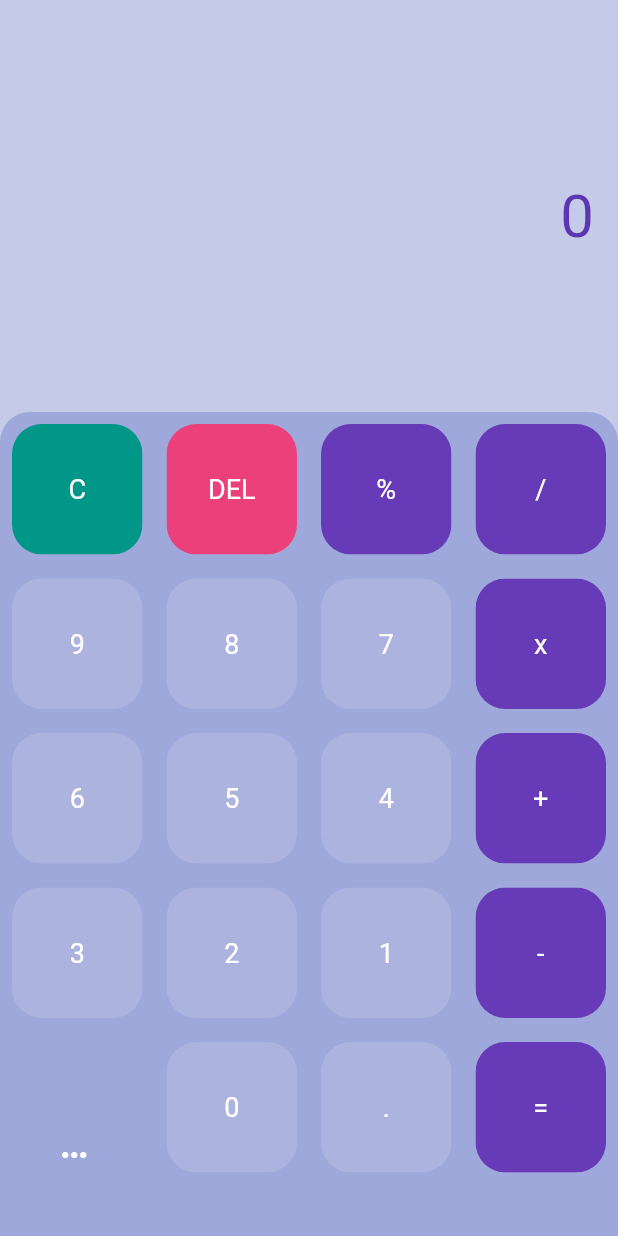
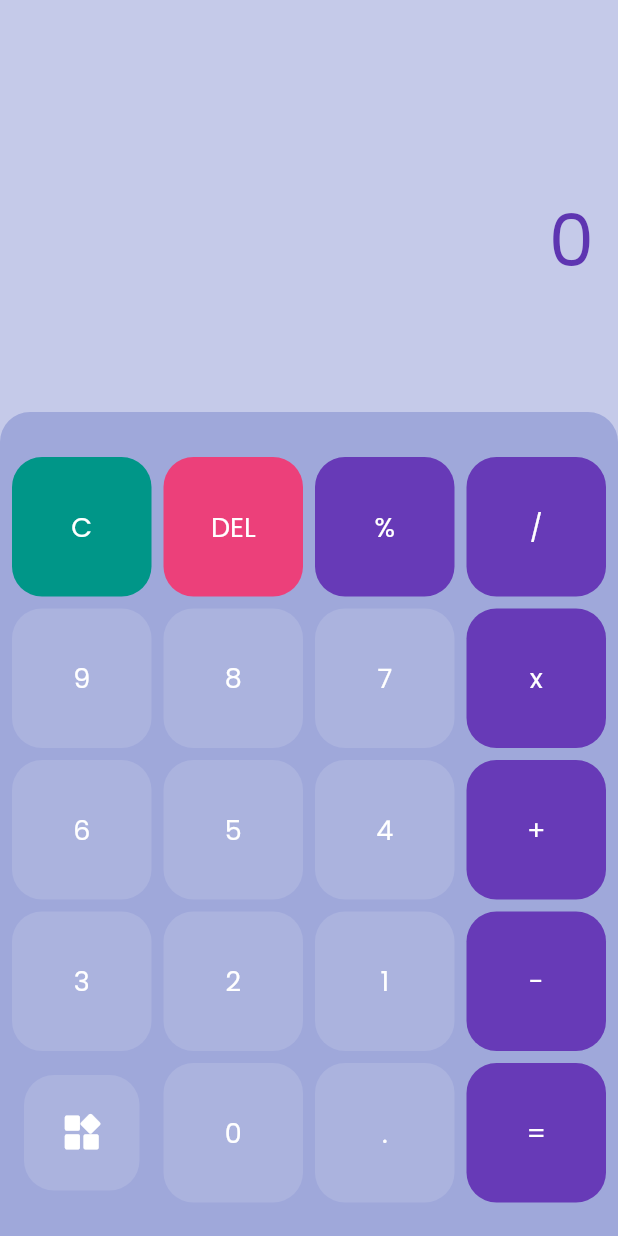
Before and after one commit to sahibul-n-f/calculator_app, a Flutter app: the screen it shows after launch, on a phone screen of 412 x 824 dp. Run offline on Flutter 3.47's test engine with Material 2 defaults, Android fonts, the phone set to English and light mode, and no system bars; our stand-ins replace google_fonts, math_expressions, toast.

```diff
--- a/lib/button.dart
+++ b/lib/button.dart
@@ -1,27 +1,65 @@
 import 'package:flutter/material.dart';
+import 'package:google_fonts/google_fonts.dart';
 
 class MyButtons extends StatelessWidget {
   final color;
   final textColor;
   final String textButton;
   final buttonTap;
+  final double mar;
+  final double font;
 
-  MyButtons({this.color, this.textButton, this.textColor, this.buttonTap});
+  MyButtons(
+      {this.color,
+      this.textButton,
+      this.textColor,
+      this.buttonTap,
+      this.mar,
+      this.font = 18
+      });
+
+  // @override
+  // Widget build(BuildContext context) {
+  //   return GestureDetector(
+  //     onTap: buttonTap,
+  //     child: Padding(
+  //       padding: const EdgeInsets.all(8.0),
+  //       child: ClipRRect(
+  //         borderRadius: BorderRadius.circular(20),
+  //         child: Container(
+  //           color: color,
+  //           child: Center(
+  //             child: Text(
+  //               textButton,
+  //               style: TextStyle(color: textColor, fontSize: 18),
+  //             ),
+  //           ),
+  //         ),
+  //       ),
+  //     ),
+  //   );
+  // }
 
   @override
   Widget build(BuildContext context) {
-    return GestureDetector(
-      onTap: buttonTap,
-      child: Padding(
-        padding: const EdgeInsets.all(8.0),
-        child: ClipRRect(
+    return Container(
+      // margin: EdgeInsets.all(mar),
+      decoration: BoxDecoration(
+        color: color,
+        borderRadius: BorderRadius.circular(20),
+      ),
+      child: Material(
+        color: Colors.transparent,
+        child: InkWell(
           borderRadius: BorderRadius.circular(20),
-          child: Container(
-            color: color,
-            child: Center(
-              child: Text(
-                textButton,
-                style: TextStyle(color: textColor, fontSize: 18),
+          splashColor: Colors.white,
+          onTap: buttonTap,
+          child: Center(
+            child: Text(
+              textButton,
+              style: GoogleFonts.poppins(
+                color: textColor,
+                fontSize: font,
               ),
             ),
           ),
--- a/lib/home_page.dart
+++ b/lib/home_page.dart
@@ -1,5 +1,6 @@
 import 'package:calculator_app/button.dart';
 import 'package:flutter/material.dart';
+import 'package:google_fonts/google_fonts.dart';
 import 'package:math_expressions/math_expressions.dart';
 import 'package:toast/toast.dart';
 
@@ -29,10 +30,12 @@ class _HomePageState extends State<HomePage> {
     '',
     '0',
     '.',
-    '='
+    '=',
   ];
 
   String finalQuestion;
+  int count = 4;
+  double mar = 8;
   var question = '';
   var answer = '0';
 
@@ -46,45 +49,72 @@ class _HomePageState extends State<HomePage> {
             child: SafeArea(
               child: Container(
                 padding: EdgeInsets.symmetric(horizontal: 16, vertical: 16),
-              child: ListView(children: [
-                Column(
-                  mainAxisAlignment: MainAxisAlignment.center,
-                  children: <Widget>[
+                decoration: BoxDecoration(
+                  borderRadius: BorderRadius.circular(20),
+                ),
+                child: ListView(
+                  children: [
+                    // Column(
+                    //   mainAxisAlignment: MainAxisAlignment.end,
+                    //   crossAxisAlignment: CrossAxisAlignment.end,
+                    //   children: <Widget>[
                     Container(
                       margin: EdgeInsets.only(top: 50),
                       alignment: Alignment.centerRight,
                       child: Text(
                         question,
-                          style: TextStyle(
-                              fontSize: 30, color: Colors.deepPurple[500]),
-                        )),
-                    SizedBox(height: 20),
+                        style: GoogleFonts.poppins(
+                            fontSize: (question.length <= 16) ? 32 : 24,
+                            color: Colors.deepPurple[500]),
+                      ),
+                    ),
+                    SizedBox(height: 10),
                     Container(
                       alignment: Alignment.bottomRight,
-                        child: Text(answer,
-                            style: TextStyle(
-                                fontSize: 40, color: Colors.deepPurple[600]))),
+                      child: Text(
+                        answer,
+                        style: GoogleFonts.poppins(
+                            fontSize: (answer.length <= 10)
+                                ? 48
+                                : (answer.length <= 16)
+                                    ? 32
+                                    : 24,
+                            color: (answer == "FORMAT BERMASALAH")
+                                ? Colors.pink[400]
+                                : Colors.deepPurple[600]),
+                      ),
+                    ),
                   ],
                 ),
-              ]),
+                // ]),
               ),
-          )),
-          Flexible(
+            ),
+          ),
+          Expanded(
             flex: 2,
             child: ClipRRect(
               borderRadius: BorderRadius.only(
                 topLeft: Radius.circular(20),
-                    topRight: Radius.circular(20)),
+                topRight: Radius.circular(20),
+              ),
               child: Container(
                 color: Colors.indigo[200],
-                  child: Stack(children: [
+                // padding: EdgeInsets.only(bottom: 10, left: 8, right: 8),
+                child: Stack(
+                  children: [
                     GridView.builder(
                       itemCount: buttons.length,
+                      padding: EdgeInsets.symmetric(
+                          horizontal: 8, vertical: (count == 4) ? 30 : 8),
                       gridDelegate: SliverGridDelegateWithFixedCrossAxisCount(
-                            crossAxisCount: 4),
+                        crossAxisSpacing: (count == 5) ? 12 : 8,
+                        mainAxisSpacing: 8,
+                        crossAxisCount: count,
+                      ),
                       itemBuilder: (BuildContext context, int index) {
                         // Reset
-                          if (index == 0) {
+                        if ((index == 0 && buttons[index] == "C") ||
+                            (index == 11 && buttons[index] == "C")) {
                           return MyButtons(
                             buttonTap: () {
                               setState(() {
@@ -92,6 +122,7 @@ class _HomePageState extends State<HomePage> {
                                 answer = '0';
                               });
                             },
+                            mar: mar,
                             textButton: buttons[index],
                             color: Colors.teal,
                             textColor: Colors.white,
@@ -99,15 +130,17 @@ class _HomePageState extends State<HomePage> {
                         }
 
                         // Delete
-                          else if (index == 1) {
+                        else if ((index == 1 && buttons[index] == "DEL") ||
+                            (index == 12 && buttons[index] == "DEL")) {
                           return MyButtons(
                             textButton: buttons[index],
                             color: Colors.pink[400],
                             textColor: Colors.white,
+                            mar: mar,
                             buttonTap: () {
                               setState(() {
-                                  question = question.substring(
-                                      0, question.length - 1);
+                                question =
+                                    question.substring(0, question.length - 1);
                               });
                             },
                           );
@@ -119,19 +152,73 @@ class _HomePageState extends State<HomePage> {
                             textButton: buttons[index],
                             color: Colors.deepPurple,
                             textColor: Colors.white,
+                            mar: mar,
                             buttonTap: () {
                               setState(() {
                                 equalPressed();
                               });
                             },
                           );
-                          } else if (index == buttons.length - 4) {
+                        } else if ((index == buttons.length - 4 &&
+                                count == 4) ||
+                            (index == buttons.length - 5 && count == 5)) {
+                          return Container(
+                            margin: EdgeInsets.all(mar),
+                            decoration: BoxDecoration(
+                              color: Colors.white12,
+                              borderRadius: BorderRadius.circular(20),
+                            ),
+                            child: Material(
+                              color: Colors.transparent,
+                              child: InkWell(
+                                borderRadius: BorderRadius.circular(20),
+                                splashColor: Colors.white,
+                                onTap: () {
+                                  setState(() {
+                                    menu();
+                                  });
+                                },
+                                // () => showToast(
+                                //     'There is no function yet',
+                                //     gravity: Toast.BOTTOM,
+                                //     duration: 2),
+                                child: Center(
+                                  child: Icon(Icons.now_widgets_rounded,
+                                      color: Colors.white, size: 30),
+                                ),
+                              ),
+                            ),
+                          );
+                        } else if (((index == 0 ||
+                                index == 1 ||
+                                index == 2 ||
+                                index == 3 ||
+                                index == 4 ||
+                                index == 5 ||
+                                index == 6 ||
+                                index == 7 ||
+                                index == 8 ||
+                                index == 9 ||
+                                index == 10 ||
+                                index == 15 ||
+                                index == 20 ||
+                                index == 25) &&
+                            count == 5)) {
                           return MyButtons(
                             textButton: buttons[index],
-                              color: Colors.transparent,
+                            color: isOperator(buttons[index])
+                                ? Colors.deepPurple
+                                : Colors.white.withOpacity(0.0),
                             textColor: Colors.white,
+                            font: 14,
+                            mar: mar,
                             buttonTap: () {
-                                setState(() {});
+                              setState(() {
+                                question += buttons[index]
+                                    .replaceAll("x^", "^")
+                                    .replaceAll("1/x", "^-1")
+                                    .replaceAll("e", "2.71828183");
+                              });
                             },
                           );
                         } else {
@@ -141,22 +228,26 @@ class _HomePageState extends State<HomePage> {
                                 ? Colors.deepPurple
                                 : Colors.white12,
                             textColor: Colors.white,
+                            mar: mar,
                             buttonTap: () {
                               setState(() {
                                 question += buttons[index];
+                                showToast(
+                                  buttons[index],
+                                  gravity: Toast.BOTTOM,
+                                  duration: 2,
+                                );
                               });
                             },
                           );
                         }
-                        }),
-                    Align(
-                      alignment: Alignment(-0.86, 0.88),
-                        child: IconButton(
-                            icon: Icon(Icons.more_horiz, color: Colors.white, size: 24),
-                            onPressed: () => showToast('There is no function yet', gravity: Toast.BOTTOM, duration: 2) ))
-                  ]),
+                      },
                     ),
-              ))
+                  ],
+                ),
+              ),
+            ),
+          )
         ],
       ),
     );
@@ -171,25 +262,60 @@ class _HomePageState extends State<HomePage> {
 
   void equalPressed() {
     finalQuestion = question;
-    finalQuestion = finalQuestion.replaceAll('x', '*');
+    finalQuestion = finalQuestion
+        .replaceAll('x', '*')
+        .replaceAll("PI", "3.14")
+        .replaceAll("(", "*(");
 
+    try {
       Parser p = Parser();
       Expression exp = p.parse(finalQuestion);
       ContextModel cm = ContextModel();
       double eval = exp.evaluate(EvaluationType.REAL, cm);
 
       answer = '= ' + eval.toString();
-
-    // if(answer.length > 12) {
-    //   answer = answer.substring(0, 13);
-    // // } else {
-    //   answer = answer;
-    // }
-
-
+    } catch (e) {
+      answer = 'FORMAT BERMASALAH';
+    }
   }
 
   void showToast(String msg, {int duration, int gravity}) {
-    Toast.show(msg, context, duration: duration, gravity: gravity, backgroundColor: Colors.pink[300]);
+    Toast.show(msg, context,
+        duration: duration,
+        gravity: gravity,
+        backgroundColor: Colors.pink[300]);
+  }
+
+  void menu() {
+    if (count == 4) {
+      count = 5;
+      mar = 4;
+      buttons.insert(0, "2nd");
+      buttons.insert(1, "deg");
+      buttons.insert(2, "sin");
+      buttons.insert(3, "cos");
+      buttons.insert(4, "tan");
+      buttons.insert(5, "x^");
+      buttons.insert(6, "log");
+      buttons.insert(7, "ln");
+      buttons.insert(8, "(");
+      buttons.insert(9, ")");
+      buttons.insert(10, "x!");
+      buttons.insert(15, "1/x");
+      buttons.insert(20, "PI");
+      buttons.insert(25, "e");
+      buttons.insert(31, "00");
+
+      print(buttons);
+    } else {
+      count = 4;
+      buttons.removeRange(0, 11);
+      buttons.remove("1/x");
+      buttons.remove("PI");
+      buttons.remove("e");
+      buttons.remove("00");
+
+      print(buttons);
     }
   }
+}
```
Also changed, not shown: pubspec.yaml (+2 -9 lines), pubspec.lock, 1 other file. Lines whose indentation alone changed are shown as unchanged.
